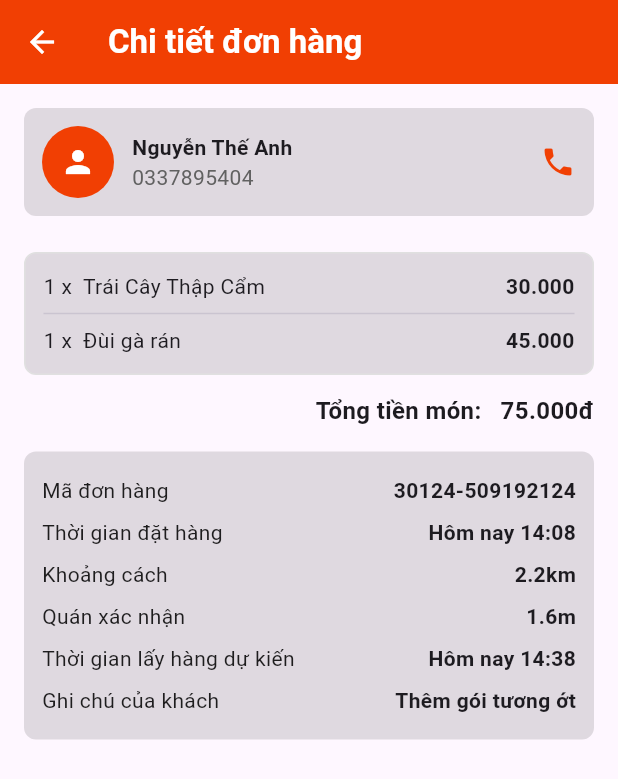
After one commit to luongle0706/FoodyGo-Mobile, a Flutter app: the OrderDetailRestaurant screen opened by its route, on a phone screen of 412 x 824 dp. The commit adds this screen. Shown: the top 779 px of the screen. Run offline on Flutter 3.47's test engine with Material 3 defaults, Android fonts, the phone set to English and light mode, and no system bars; our stand-ins replace firebase_auth, firebase_core, firebase_messaging, flutter_local_notifications, flutter_secure_storage, go_router and 3 more; accounts and stored records are empty; generated files the repository leaves out were written again.

Commit message:
add s-026, s-038, s-039, s-045

```diff
--- a/lib/main.dart
+++ b/lib/main.dart
@@ -7,6 +7,7 @@ import 'package:foodygo/utils/secure_storage.dart';
 import 'package:foodygo/view/components/hub/hub_home_wrapper.dart';
 import 'package:foodygo/view/pages/add_to_cart.dart';
 import 'package:foodygo/view/pages/notification_page.dart';
+import 'package:foodygo/view/pages/restaurant/add_edit_category.dart';
 import 'package:foodygo/view/pages/restaurant/add_topping_item.dart';
 import 'package:foodygo/view/pages/restaurant/add_topping_section.dart';
 import 'package:foodygo/view/pages/restaurant/confirm_order_restaurant.dart';
@@ -14,6 +15,8 @@ import 'package:foodygo/view/pages/detail_order.dart';
 import 'package:foodygo/view/pages/empty_page.dart';
 import 'package:foodygo/view/pages/food_detail.dart';
 import 'package:foodygo/view/pages/restaurant/open_hours_setting.dart';
+import 'package:foodygo/view/pages/restaurant/order_detail_restaurant.dart';
+import 'package:foodygo/view/pages/restaurant/product_detail_restaurant.dart';
 import 'package:foodygo/view/pages/restaurant/topping_section_setting.dart';
 import 'package:foodygo/view/pages/restaurant_home.dart';
 import 'package:foodygo/view/pages/wallet/foodyxu_history_page.dart';
@@ -66,7 +69,7 @@ class Main extends StatelessWidget {
   }
 
   GoRouter get _router => GoRouter(
-        initialLocation: '/login',
+        initialLocation: '/protected/product-detail-restaurant',
         routes: [
           ShellRoute(
               builder: (context, state, child) {
@@ -293,10 +296,31 @@ class Main extends StatelessWidget {
             },
           ),
           GoRoute(
+            name: 'protected_order_detail_restaurant', // S-026
+            path: '/protected/order-detail-restaurant',
+            pageBuilder: (context, state) {
+              return MaterialPage(child: OrderDetailRestaurant());
+            },
+          ),
+          GoRoute(
+            name: 'protected_add_edit_category', // S-039
+            path: '/protected/add-edit-category',
+            pageBuilder: (context, state) {
+              return MaterialPage(child: AddEditCategory());
+            },
+          ),
+          GoRoute(
             name: 'protected_topping_selection', // S-043
             path: '/protected/topping-selection',
             pageBuilder: (context, state) {
               return MaterialPage(child: ToppingSelectionPage());
+            },
+          ),
+          GoRoute(
+            name: 'protected_product_detail_restaurant', // S-045
+            path: '/protected/product-detail-restaurant',
+            pageBuilder: (context, state) {
+              return MaterialPage(child: ProductDetailRestaurant());
             },
           ),
           GoRoute(
--- a/lib/view/pages/restaurant/add_topping_section.dart
+++ b/lib/view/pages/restaurant/add_topping_section.dart
@@ -99,7 +99,7 @@ class AddToppingSection extends StatelessWidget {
                 ),
                 child: const Text(
                   "Lưu",
-                  style: TextStyle(fontSize: 18, color: Colors.white),
+                  style: TextStyle(fontSize: 20, color: Colors.white),
                 ),
               ),
             ),
--- /dev/null
+++ b/lib/view/pages/restaurant/order_detail_restaurant.dart
@@ -0,0 +1,157 @@
+import 'package:flutter/material.dart';
+import 'package:foodygo/view/theme.dart';
+
+class OrderDetailRestaurant extends StatelessWidget {
+  @override
+  Widget build(BuildContext context) {
+    return Scaffold(
+      appBar: AppBar(
+        title: Text(
+          "Chi tiết đơn hàng",
+          style: TextStyle(color: Colors.white, fontWeight: FontWeight.bold),
+        ),
+        backgroundColor: AppColors.primary,
+        leading: IconButton(
+          icon: Icon(
+            Icons.arrow_back,
+            color: Colors.white,
+          ),
+          onPressed: () => {},
+        ),
+      ),
+      body: Padding(
+        padding: EdgeInsets.all(16),
+        child: Column(
+          crossAxisAlignment: CrossAxisAlignment.start,
+          children: [
+            // Khách đặt đơn
+            Container(
+              padding: EdgeInsets.all(12),
+              decoration: BoxDecoration(
+                color: Colors.black12,
+                borderRadius: BorderRadius.circular(8),
+              ),
+              child: Row(
+                children: [
+                  CircleAvatar(
+                    radius: 24,
+                    backgroundColor: AppColors.primary,
+                    child: Icon(Icons.person, color: Colors.white),
+                  ),
+                  SizedBox(width: 12),
+                  Expanded(
+                    child: Column(
+                      crossAxisAlignment: CrossAxisAlignment.start,
+                      children: [
+                        Text("Nguyễn Thế Anh",
+                            style: TextStyle(fontWeight: FontWeight.bold)),
+                        Text("0337895404",
+                            style: TextStyle(color: Colors.grey[700])),
+                      ],
+                    ),
+                  ),
+                  Icon(Icons.phone, color: AppColors.primary),
+                ],
+              ),
+            ),
+            SizedBox(height: 16),
+
+            // Danh sách món
+            SizedBox(height: 8),
+            Container(
+              padding: EdgeInsets.all(12),
+              decoration: BoxDecoration(
+                border: Border.all(color: Colors.grey[300]!),
+                color: Colors.black12,
+                borderRadius: BorderRadius.circular(8),
+              ),
+              child: Column(
+                children: [
+                  OrderItem(name: "Trái Cây Thập Cẩm", price: "30.000"),
+                  Divider(),
+                  OrderItem(name: "Đùi gà rán", price: "45.000"),
+                ],
+              ),
+            ),
+            SizedBox(height: 12),
+
+            // Tổng tiền
+            Align(
+              alignment: Alignment.centerRight,
+              child: Text(
+                "Tổng tiền món:   75.000đ",
+                style: TextStyle(fontWeight: FontWeight.bold, fontSize: 16),
+              ),
+            ),
+            SizedBox(height: 16),
+
+            // Thông tin đơn hàng
+            Container(
+              padding: EdgeInsets.all(12),
+              decoration: BoxDecoration(
+                color: Colors.black12,
+                borderRadius: BorderRadius.circular(8),
+              ),
+              child: Column(
+                children: [
+                  OrderInfoRow(label: "Mã đơn hàng", value: "30124-509192124"),
+                  OrderInfoRow(
+                      label: "Thời gian đặt hàng", value: "Hôm nay 14:08"),
+                  OrderInfoRow(label: "Khoảng cách", value: "2.2km"),
+                  OrderInfoRow(label: "Quán xác nhận", value: "1.6m"),
+                  OrderInfoRow(
+                      label: "Thời gian lấy hàng dự kiến",
+                      value: "Hôm nay 14:38"),
+                  OrderInfoRow(
+                      label: "Ghi chú của khách",
+                      value: "Thêm gói tương ớt"),
+                ],
+              ),
+            ),
+          ],
+        ),
+      ),
+    );
+  }
+}
+
+// Widget hiển thị một món ăn
+class OrderItem extends StatelessWidget {
+  final String name;
+  final String price;
+
+  const OrderItem({required this.name, required this.price});
+
+  @override
+  Widget build(BuildContext context) {
+    return Row(
+      mainAxisAlignment: MainAxisAlignment.spaceBetween,
+      children: [
+        Text("1 x  $name"),
+        Text(price, style: TextStyle(fontWeight: FontWeight.bold)),
+      ],
+    );
+  }
+}
+
+// Widget hiển thị thông tin đơn hàng
+class OrderInfoRow extends StatelessWidget {
+  final String label;
+  final String value;
+
+  const OrderInfoRow({required this.label, required this.value});
+
+  @override
+  Widget build(BuildContext context) {
+    return Padding(
+      padding: const EdgeInsets.symmetric(vertical: 4),
+      child: Row(
+        mainAxisAlignment: MainAxisAlignment.spaceBetween,
+        children: [
+          Text(label, style: TextStyle(color: Colors.black87)),
+          Text(value, style: TextStyle(fontWeight: FontWeight.bold)),
+        ],
+      ),
+    );
+  }
+}
```
Also changed, not shown: lib/view/pages/restaurant/add_edit_category.dart (renamed from lib/view/pages/restaurant/add_topping_item.dart, +9 -9 lines), lib/view/pages/restaurant/product_detail_restaurant.dart (added, +200 -0 lines).
